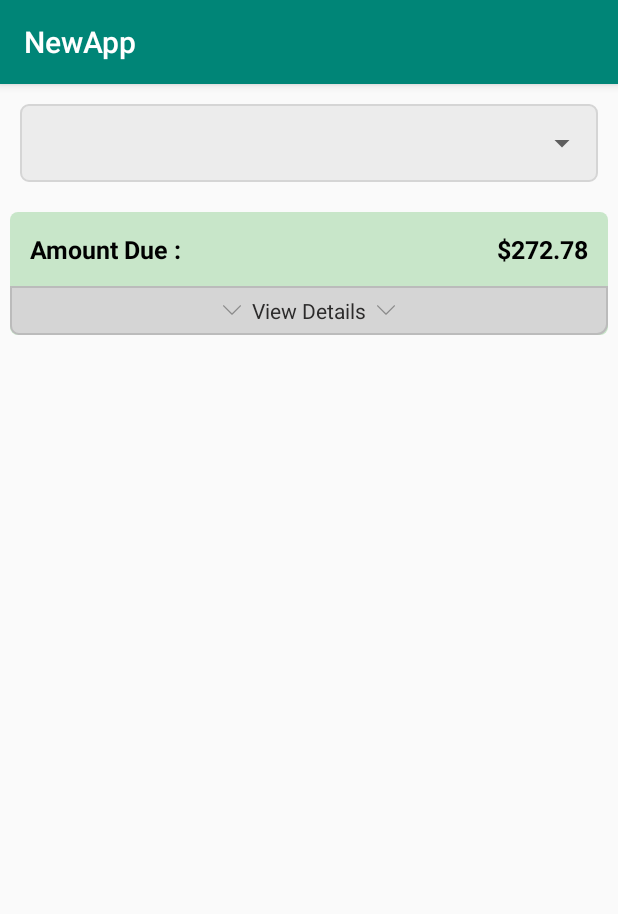
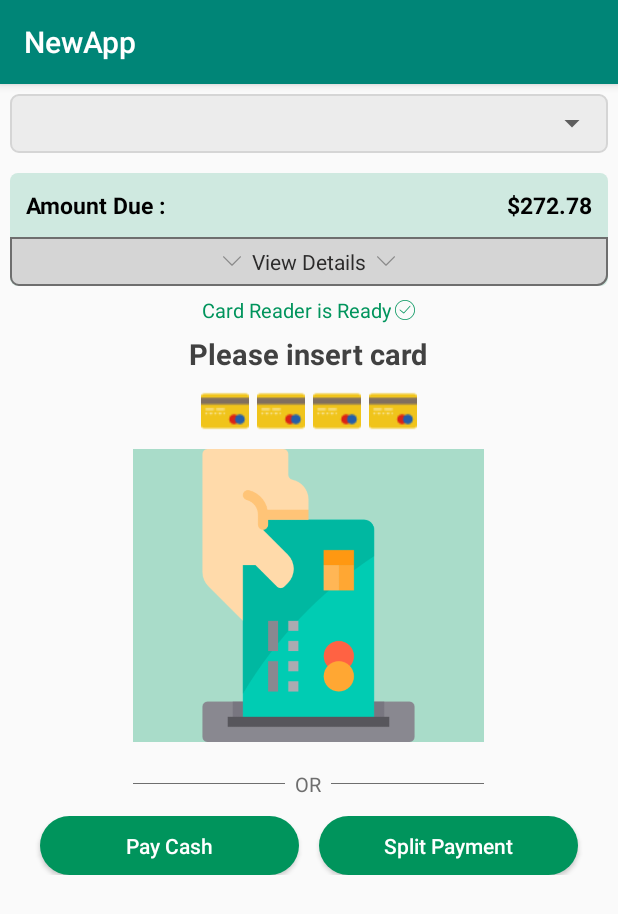
Before and after one commit to GondaSridhar007/NewPaymentApp, an Android app: the screen it shows after launch (MainActivity), on a phone screen of 412 x 824 dp. Shown: the top 914 px of the screen. Run offline under Robolectric (Android 15) with nearby library versions, the phone set to English and light mode, and no system bars; our stand-ins replace sdp/ssp sizes.

Commit message:
Add the inser card UI

```diff
--- a/app/src/main/java/com/testing/newapp/MainActivity.java
+++ b/app/src/main/java/com/testing/newapp/MainActivity.java
@@ -1,5 +1,6 @@
 package com.testing.newapp;
 
+import android.os.Handler;
 import android.support.v4.app.Fragment;
 import android.support.v4.app.FragmentTransaction;
 import android.support.v7.app.AppCompatActivity;
@@ -10,6 +11,7 @@ import com.testing.newapp.fragmentUI.PaymentInsertCard;
 
 public class MainActivity extends AppCompatActivity {
     private static MainActivity mainActivity;
+    long SPLASH_DELAY = 1000;
 
     public static MainActivity getInstance() {
         return mainActivity;
@@ -20,8 +22,13 @@ public class MainActivity extends AppCompatActivity {
         super.onCreate(savedInstanceState);
         setContentView(R.layout.activity_main);
         mainActivity = this;
-//        loadFragmentUI("PaymentCharging");
-        loadFragmentUI("PaymentInsert");
+        loadFragmentUI("PaymentCharging");
+        new Handler().postDelayed(new Runnable() {
+            @Override
+            public void run() {
+                loadFragmentUI("PaymentInsert");
+            }
+        }, SPLASH_DELAY);
     }
 
     public void loadFragmentUI(String type) {
--- a/app/src/main/java/com/testing/newapp/fragmentUI/PaymentCostDetails.java
+++ /dev/null
@@ -1,17 +0,0 @@
-package com.testing.newapp.fragmentUI;
-
-import android.os.Bundle;
-import android.support.v4.app.Fragment;
-import android.view.LayoutInflater;
-import android.view.View;
-import android.view.ViewGroup;
-
-import com.testing.newapp.R;
-
-public class PaymentCostDetails extends Fragment {
-    @Override
-    public View onCreateView(LayoutInflater inflater, ViewGroup container,
-                             Bundle savedInstanceState) {
-        return inflater.inflate(R.layout.fragment_payment_cost_details, container, false);
-    }
-}
--- a/app/src/main/java/com/testing/newapp/fragmentUI/PaymentInsertCard.java
+++ b/app/src/main/java/com/testing/newapp/fragmentUI/PaymentInsertCard.java
@@ -13,9 +13,9 @@ import android.widget.LinearLayout;
 import com.testing.newapp.R;
 
 public class PaymentInsertCard extends Fragment {
-    LinearLayout layViewDetails, layAmountInfoDropDown;
+    LinearLayout layViewDetails, layAmountInfoDropDown, layInputCard;
     boolean isLayAmountInfoDropDownVisibility = false;
-    ImageView imaArrow1,imaArrow2;
+    ImageView imaArrow1, imaArrow2, imgPayCard1, imgPayCard2;
 
     @Override
     public View onCreateView(LayoutInflater inflater, ViewGroup container,
@@ -28,10 +28,14 @@ public class PaymentInsertCard extends Fragment {
         super.onViewCreated(view, savedInstanceState);
         layViewDetails = view.findViewById(R.id.layViewDetails);
         layAmountInfoDropDown = view.findViewById(R.id.layAmountInfoDropDown);
-        imaArrow1=view.findViewById(R.id.imaArrow1);
-        imaArrow2=view.findViewById(R.id.imaArrow2);
+        imaArrow1 = view.findViewById(R.id.imaArrow1);
+        imaArrow2 = view.findViewById(R.id.imaArrow2);
+        imgPayCard1 = view.findViewById(R.id.imgPayCard1);
+        imgPayCard2 = view.findViewById(R.id.imgPayCard2);
+        layInputCard = view.findViewById(R.id.layInputCard);
         layAmountInfoDropDown.setVisibility(View.GONE);
-
+        imgPayCard1.setVisibility(View.VISIBLE);
+        imgPayCard2.setVisibility(View.GONE);
         layViewDetails.setOnClickListener(new View.OnClickListener() {
             @Override
             public void onClick(View v) {
@@ -40,11 +44,15 @@ public class PaymentInsertCard extends Fragment {
                     isLayAmountInfoDropDownVisibility = true;
                     imaArrow1.setRotation(90);
                     imaArrow2.setRotation(90);
+                    imgPayCard1.setVisibility(View.GONE);
+                    imgPayCard2.setVisibility(View.VISIBLE);
                 } else {
                     layAmountInfoDropDown.setVisibility(View.GONE);
                     isLayAmountInfoDropDownVisibility = false;
                     imaArrow1.setRotation(270);
                     imaArrow2.setRotation(270);
+                    imgPayCard1.setVisibility(View.VISIBLE);
+                    imgPayCard2.setVisibility(View.GONE);
                 }
             }
         });
--- /dev/null
+++ b/app/src/main/res/drawable/button_bg.xml
@@ -0,0 +1,6 @@
+<?xml version="1.0" encoding="utf-8"?>
+<shape xmlns:android="http://schemas.android.com/apk/res/android"
+    android:shape="rectangle">
+    <corners android:radius="50dp" />
+    <solid android:color="@color/colorMainTxt" />
+</shape>
--- /dev/null
+++ b/app/src/main/res/drawable/ic_success.xml
@@ -0,0 +1,12 @@
+<vector xmlns:android="http://schemas.android.com/apk/res/android" xmlns:aapt="http://schemas.android.com/aapt"
+    android:viewportWidth="52"
+    android:viewportHeight="52"
+    android:width="52dp"
+    android:height="52dp">
+    <path
+        android:pathData="M26 0C11.664 0 0 11.663 0 26s11.664 26 26 26s26 -11.663 26 -26S40.336 0 26 0zM26 50C12.767 50 2 39.233 2 26S12.767 2 26 2s24 10.767 24 24S39.233 50 26 50z"
+        android:fillColor="#00945C" />
+    <path
+        android:pathData="M38.252 15.336l-15.369 17.29l-9.259 -7.407c-0.43 -0.345 -1.061 -0.274 -1.405 0.156c-0.345 0.432 -0.275 1.061 0.156 1.406l10 8C22.559 34.928 22.78 35 23 35c0.276 0 0.551 -0.114 0.748 -0.336l16 -18c0.367 -0.412 0.33 -1.045 -0.083 -1.411C39.251 14.885 38.62 14.922 38.252 15.336z"
+        android:fillColor="#00945C" />
+</vector>
--- a/app/src/main/res/layout/activity_main.xml
+++ b/app/src/main/res/layout/activity_main.xml
@@ -9,12 +9,12 @@
         android:id="@+id/layDropDown"
         android:layout_width="match_parent"
         android:layout_height="wrap_content"
-        android:layout_margin="@dimen/_10sdp"
+        android:layout_margin="@dimen/_5sdp"
         android:background="@drawable/drop_down_bg">
 
         <Spinner
             android:layout_width="match_parent"
-            android:layout_height="@dimen/_40sdp"
+            android:layout_height="@dimen/_30sdp"
             android:gravity="center" />
     </RelativeLayout>
 
--- a/app/src/main/res/layout/fragment_payment_cost_details.xml
+++ /dev/null
@@ -1,6 +0,0 @@
-<?xml version="1.0" encoding="utf-8"?>
-<android.support.constraint.ConstraintLayout
-    xmlns:android="http://schemas.android.com/apk/res/android" android:layout_width="match_parent"
-    android:layout_height="match_parent">
-
-</android.support.constraint.ConstraintLayout>
--- a/app/src/main/res/layout/fragment_payment_insert_card.xml
+++ b/app/src/main/res/layout/fragment_payment_insert_card.xml
@@ -1,9 +1,11 @@
 <?xml version="1.0" encoding="utf-8"?>
-<RelativeLayout xmlns:android="http://schemas.android.com/apk/res/android"
+<LinearLayout xmlns:android="http://schemas.android.com/apk/res/android"
     android:layout_width="match_parent"
-    android:layout_height="match_parent">
+    android:layout_height="match_parent"
+    android:orientation="vertical">
 
     <RelativeLayout
+        android:id="@+id/layAmountInDetails"
         android:layout_width="match_parent"
         android:layout_height="wrap_content"
         android:background="@drawable/amount_bg">
@@ -18,10 +20,10 @@
                 android:layout_height="wrap_content"
                 android:layout_alignParentStart="true"
                 android:layout_centerVertical="true"
-                android:layout_margin="@dimen/_10sdp"
+                android:layout_margin="@dimen/_8sdp"
                 android:text="Amount Due : "
                 android:textColor="@color/colorBlack"
-                android:textSize="@dimen/_13sdp"
+                android:textSize="@dimen/_12sdp"
                 android:textStyle="bold" />
 
             <TextView
@@ -29,10 +31,10 @@
                 android:layout_height="wrap_content"
                 android:layout_alignParentEnd="true"
                 android:layout_centerVertical="true"
-                android:layout_margin="@dimen/_10sdp"
+                android:layout_margin="@dimen/_8sdp"
                 android:text="$272.78"
                 android:textColor="@color/colorBlack"
-                android:textSize="@dimen/_13sdp"
+                android:textSize="@dimen/_12sdp"
                 android:textStyle="bold" />
         </RelativeLayout>
 
@@ -41,10 +43,8 @@
             android:layout_width="match_parent"
             android:layout_height="wrap_content"
             android:layout_below="@+id/layAmountInfo"
-            android:layout_marginTop="@dimen/_2ssp"
             android:background="@color/colorAmountInfoBackGround"
-            android:orientation="vertical"
-            android:visibility="gone">
+            android:orientation="vertical">
 
             <LinearLayout
                 android:layout_width="match_parent"
@@ -406,4 +406,153 @@
                 android:src="@drawable/ic_back" />
         </LinearLayout>
     </RelativeLayout>
-</RelativeLayout>
+
+    <LinearLayout
+        android:layout_width="match_parent"
+        android:layout_height="wrap_content"
+        android:layout_margin="@dimen/_5sdp"
+        android:gravity="center_horizontal"
+        android:orientation="vertical">
+
+        <LinearLayout
+            android:layout_width="wrap_content"
+            android:layout_height="wrap_content"
+            android:layout_centerHorizontal="true"
+            android:gravity="center"
+            android:orientation="horizontal">
+
+            <TextView
+                android:layout_width="wrap_content"
+                android:layout_height="wrap_content"
+                android:text="Card Reader is Ready"
+                android:textColor="@color/colorMainTxt"
+                android:textSize="@dimen/_10sdp" />
+
+            <ImageView
+                android:layout_width="@dimen/_10sdp"
+                android:layout_height="@dimen/_10sdp"
+                android:layout_marginStart="@dimen/_2ssp"
+                android:src="@drawable/ic_success" />
+
+        </LinearLayout>
+
+        <TextView
+            android:layout_width="wrap_content"
+            android:layout_height="wrap_content"
+            android:layout_margin="@dimen/_5sdp"
+            android:text="Please insert card"
+            android:textSize="@dimen/_15sdp"
+            android:textStyle="bold"
+            android:textColor="#414141"/>
+
+        <LinearLayout
+            android:layout_width="wrap_content"
+            android:layout_height="wrap_content"
+            android:orientation="horizontal">
+
+            <ImageView
+                android:layout_width="wrap_content"
+                android:layout_height="wrap_content"
+                android:layout_margin="@dimen/_2ssp"
+                android:src="@drawable/ic_card" />
+
+            <ImageView
+                android:layout_width="wrap_content"
+                android:layout_height="wrap_content"
+                android:layout_margin="@dimen/_2ssp"
+                android:src="@drawable/ic_card" />
+
+            <ImageView
+                android:layout_width="wrap_content"
+                android:layout_height="wrap_content"
+                android:layout_margin="@dimen/_2ssp"
+                android:src="@drawable/ic_card" />
+
+            <ImageView
+                android:layout_width="wrap_content"
+                android:layout_height="wrap_content"
+                android:layout_margin="@dimen/_2ssp"
+                android:src="@drawable/ic_card" />
+        </LinearLayout>
+
+        <LinearLayout
+            android:id="@+id/layInputCard"
+            android:layout_width="wrap_content"
+            android:layout_height="wrap_content"
+            android:layout_margin="@dimen/_5sdp"
+            android:background="#A9DCC9">
+
+            <ImageView
+                android:id="@+id/imgPayCard1"
+                android:layout_width="@dimen/_180sdp"
+                android:layout_height="@dimen/_150sdp"
+                android:src="@drawable/ic_payment" />
+
+            <ImageView
+                android:id="@+id/imgPayCard2"
+                android:layout_width="@dimen/_120sdp"
+                android:layout_height="@dimen/_90sdp"
+                android:src="@drawable/ic_payment"
+                android:visibility="gone" />
+        </LinearLayout>
+
+        <LinearLayout
+            android:layout_width="@dimen/_180sdp"
+            android:layout_height="wrap_content"
+            android:layout_marginTop="@dimen/_4sdp"
+            android:layout_marginBottom="@dimen/_4sdp"
+            android:gravity="center"
+            android:orientation="horizontal"
+            android:weightSum="2">
+
+            <View
+                android:layout_width="0dp"
+                android:layout_height="0.5dp"
+                android:layout_weight="1"
+                android:background="@color/colorViewBackGroundLine" />
+
+            <TextView
+                android:layout_width="wrap_content"
+                android:layout_height="wrap_content"
+                android:layout_margin="@dimen/_5sdp"
+                android:text="OR"
+                android:textColor="@color/colorViewBackGroundLine"
+                android:textSize="@dimen/_10sdp" />
+
+            <View
+                android:layout_width="0dp"
+                android:layout_height="0.5dp"
+                android:layout_weight="1"
+                android:background="@color/colorViewBackGroundLine" />
+        </LinearLayout>
+
+        <LinearLayout
+            android:layout_width="match_parent"
+            android:layout_height="wrap_content"
+            android:orientation="horizontal"
+            android:weightSum="2">
+
+            <Button
+                android:layout_width="0dp"
+                android:layout_height="@dimen/_30sdp"
+                android:layout_marginStart="@dimen/_10sdp"
+                android:layout_marginEnd="@dimen/_5sdp"
+                android:layout_weight="1"
+                android:background="@drawable/button_bg"
+                android:text="Pay Cash"
+                android:textAllCaps="false"
+                android:textColor="@color/colorWhite" />
+
+            <Button
+                android:layout_width="0dp"
+                android:layout_height="@dimen/_30sdp"
+                android:layout_marginStart="@dimen/_5sdp"
+                android:layout_marginEnd="@dimen/_10sdp"
+                android:layout_weight="1"
+                android:background="@drawable/button_bg"
+                android:text="Split Payment"
+                android:textAllCaps="false"
+                android:textColor="@color/colorWhite" />
+        </LinearLayout>
+    </LinearLayout>
+</LinearLayout>
--- a/app/src/main/res/values/colors.xml
+++ b/app/src/main/res/values/colors.xml
@@ -3,11 +3,12 @@
     <color name="colorPrimary">#008577</color>
     <color name="colorPrimaryDark">#00574B</color>
     <color name="colorAccent">#D81B60</color>
+    <color name="colorWhite">#FFFFFF</color>
     <color name="colorViewBackGround">#D5D5D5</color>
-    <color name="colorViewBackGroundLine">#BBBBBB</color>
+    <color name="colorViewBackGroundLine">#6E6E6E</color>
     <color name="colorAmountInfoBackGround">#ECE8E8</color>
-    <color name="colorAmountBackGround">#C8E6C9</color>
+    <color name="colorAmountBackGround">#CFE9E0</color>
     <color name="colorBlack">#000000</color>
     <color name="colorTxt">#2C2B2B</color>
-    <color name="colorMainTxt">#4CAF81</color>
+    <color name="colorMainTxt">#00945C</color>
 </resources>
```
Also changed, not shown: app/src/main/res/drawable/ic_card.png (added), app/src/main/res/drawable/ic_payment.png (added).
